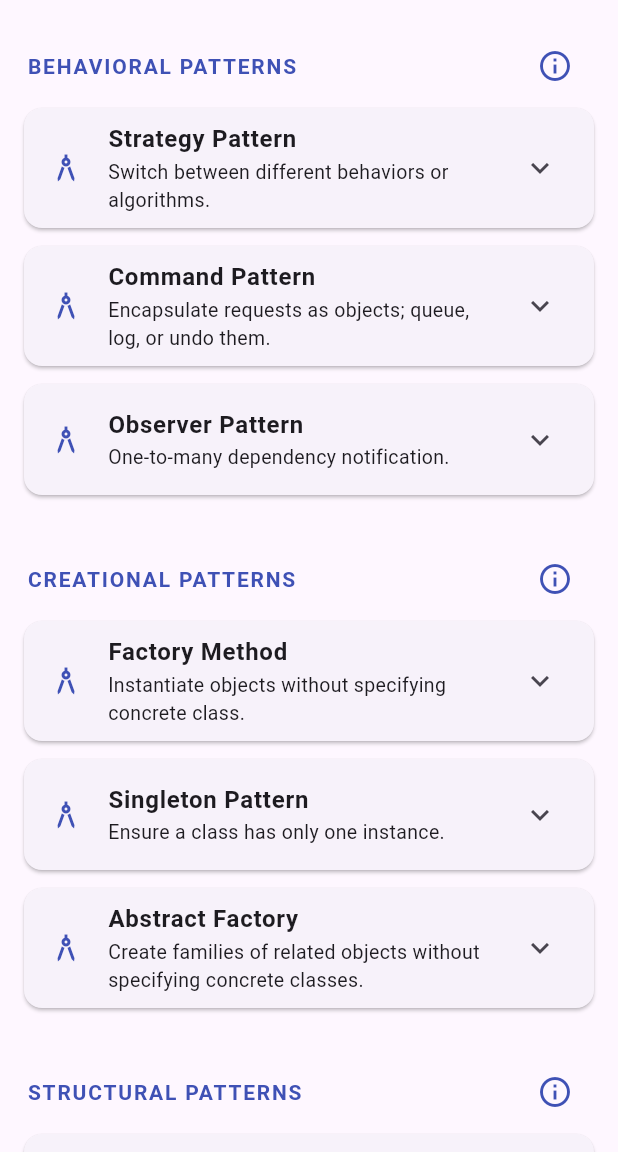
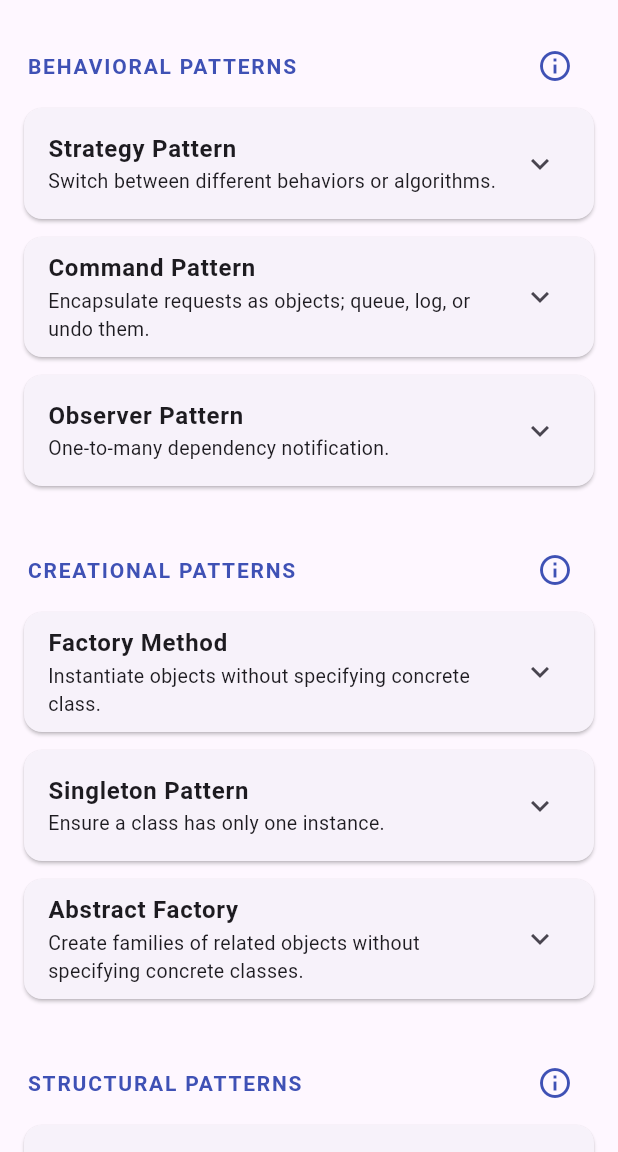
Before and after one commit to abdalrhman7/design-patterns-by-example-dart-flutter, a Flutter app: the screen it shows after launch, on a phone screen of 412 x 824 dp, the part 84-1236 px from its top. Run offline on Flutter 3.47's test engine with Material 3 defaults, Android fonts, the phone set to English and light mode, and no system bars.

Commit message:
Remove leading icon from PatternExpansionCard in home screen widget

```diff
--- a/lib/home_screen/widgets/pattern_expansion_card.dart
+++ b/lib/home_screen/widgets/pattern_expansion_card.dart
@@ -16,7 +16,6 @@ class PatternExpansionCard extends StatelessWidget {
       child: ExpansionTile(
         title: Text(pattern.name, style: const TextStyle(fontWeight: FontWeight.bold)),
         subtitle: Text(pattern.description, style: const TextStyle(fontSize: 13)),
-        leading: const Icon(Icons.architecture, color: Colors.indigo),
         childrenPadding: const EdgeInsets.only(left: 16, right: 16, bottom: 12),
         children: [
           for (final example in pattern.examples)
```
